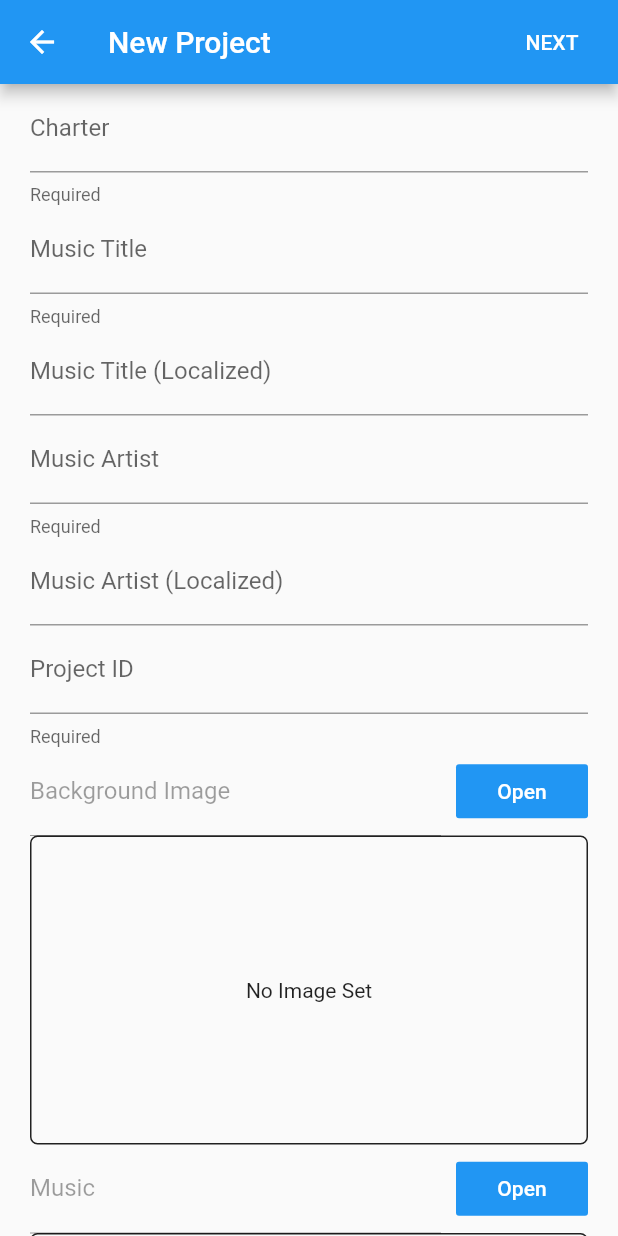
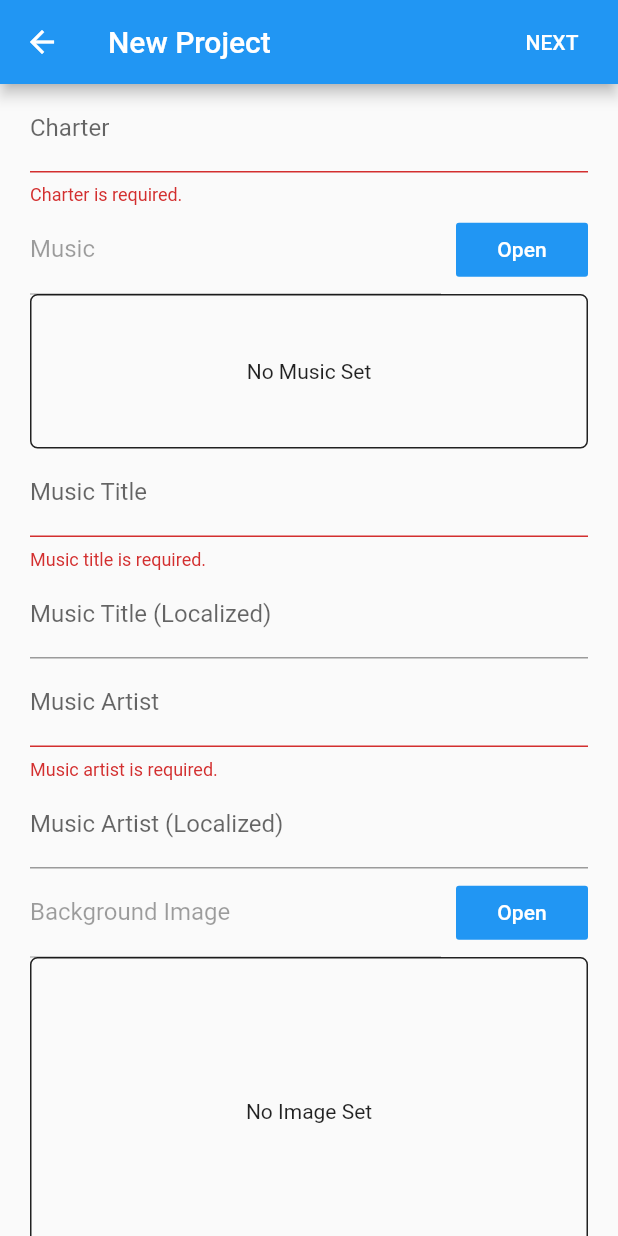
Before and after one commit to TigorLazuardi/cytogenesis, a Flutter app: the CreateNewProjectScreen screen opened by its route, after a tap on "NEXT", on a phone screen of 412 x 824 dp. Run offline on Flutter 3.47's test engine with Material 2 defaults, Android fonts, the phone set to English and light mode, and no system bars; our stand-ins replace community_material_icon, file_picker; missing offline and left inert: universal_html.

```diff
--- a/lib/screens/create_new.dart
+++ b/lib/screens/create_new.dart
@@ -24,44 +24,27 @@ class CreateNewProjectScreen extends StatefulWidget {
 
 class _CreateNewProjectScreenState extends State<CreateNewProjectScreen> {
   bool isModified = false;
+  String projectTitle = 'New Project';
   GlobalKey<FormState> formKey;
-  String projectTitle = 'New Project';
 
-  setModifiedtoTrue() {
-    isModified = true;
-  }
-
-  setModifiedtoFalse() {
-    isModified = false;
-  }
-
-  setGlobalKey(GlobalKey<FormState> key) {
-    formKey = key;
-  }
-
-  setProjectTitle(String title) {
-    setState(() {
-      if (title.isEmpty) {
-        projectTitle = 'New Project';
-      } else {
-        projectTitle = title;
-      }
-    });
-  }
+  setModifiedtoTrue() => isModified = true;
+  setProjectTitle(String title) => setState(() =>
+      title.isEmpty ? projectTitle = 'New Project' : projectTitle = title);
+  setFormKey(GlobalKey<FormState> key) => formKey = key;
 
   Future<bool> _onWillPop() async {
     if (isModified) {
       return (await showDialog(
             context: context,
-            builder: (BuildContext context) => new AlertDialog(
-              title: new Text('Are you sure?'),
-              content: new Text('Unsaved changes will be lost'),
+            builder: (BuildContext context) => AlertDialog(
+              title: Text('Are you sure?'),
+              content: Text('Unsaved changes will be lost'),
               actions: <Widget>[
-                new FlatButton(
+                FlatButton(
                   onPressed: () => Navigator.of(context).pop(false),
                   child: Text('Cancel'),
                 ),
-                new FlatButton(
+                FlatButton(
                   onPressed: () => Navigator.of(context).pop(true),
                   child: Text('Yes'),
                 ),
@@ -82,18 +65,18 @@ class _CreateNewProjectScreenState extends State<CreateNewProjectScreen> {
           title: Text(projectTitle, overflow: TextOverflow.ellipsis),
           actions: <Widget>[
             FlatButton(
-              child: Text(
-                'NEXT',
-                style: TextStyle(color: Colors.white),
-              ),
-              onPressed: () {},
+              child: Text('NEXT'),
+              onPressed: () {
+                if (formKey.currentState.validate()) {}
+              },
+              textColor: Colors.white,
             ),
           ],
         ),
         body: _ProjectForm(
-          setModifiedtoFalse: setModifiedtoFalse,
           setModifiedtoTrue: setModifiedtoTrue,
           setProjectTitle: setProjectTitle,
+          setFormKey: setFormKey,
         ),
       ),
     );
@@ -101,26 +84,30 @@ class _CreateNewProjectScreenState extends State<CreateNewProjectScreen> {
 }
 
 class _ProjectForm extends StatefulWidget {
-  final Function setModifiedtoFalse;
   final Function setModifiedtoTrue;
   final Function setProjectTitle;
-  _ProjectForm(
-      {this.setModifiedtoFalse, this.setModifiedtoTrue, this.setProjectTitle});
+  final Function(GlobalKey<FormState>) setFormKey;
+  _ProjectForm({
+    this.setModifiedtoTrue,
+    this.setProjectTitle,
+    this.setFormKey,
+  });
 
   @override
   _ProjectFormState createState() {
     return _ProjectFormState(
-        cbToFalse: setModifiedtoFalse,
       cbToTrue: setModifiedtoTrue,
-        setProjectTitle: setProjectTitle);
+      setProjectTitle: setProjectTitle,
+      setFormKey: setFormKey,
+    );
   }
 }
 
 class _ProjectFormState extends State<_ProjectForm> {
   bool isModified;
-  final Function cbToFalse;
   final Function cbToTrue;
   final Function(String) setProjectTitle;
+  final Function(GlobalKey<FormState>) setFormKey;
   final formKey = GlobalKey<FormState>();
   File _imageFile;
   String _backgroundImagePath = 'Background Image';
@@ -142,10 +129,14 @@ class _ProjectFormState extends State<_ProjectForm> {
     _projectID: TextEditingController(),
   };
 
-  _ProjectFormState({this.cbToFalse, this.cbToTrue, this.setProjectTitle});
+  _ProjectFormState({
+    this.cbToTrue,
+    this.setProjectTitle,
+    this.setFormKey,
+  });
 
   RegExp _projectIDRegexTest = new RegExp(
-    r"^[\w\.\_\-\~]]*$",
+    r"^[\w\.\-\_\~]*$",
     caseSensitive: false,
     multiLine: false,
   );
@@ -154,24 +145,6 @@ class _ProjectFormState extends State<_ProjectForm> {
     color: Colors.grey[400],
     fontSize: 13,
   );
-
-  TextFormField _buildTextFormField({
-    @required String labelText,
-    @required TextEditingController controller,
-    String helperText,
-    String hintText,
-    String Function(String) validator,
-  }) {
-    return TextFormField(
-      decoration: InputDecoration(
-        labelText: labelText,
-        helperText: helperText,
-        hintText: hintText,
-        hintStyle: _hintStyle,
-      ),
-      controller: controller,
-    );
-  }
 
   _setImage() async {
     var img = await FilePicker.getFile(
@@ -229,6 +202,7 @@ class _ProjectFormState extends State<_ProjectForm> {
   @override
   void initState() {
     super.initState();
+    setFormKey(formKey);
     for (final k in _controllers.keys) {
       _controllers[k].addListener(() {
         if (_controllers[k].text.isNotEmpty) {
@@ -251,111 +225,23 @@ class _ProjectFormState extends State<_ProjectForm> {
 
   @override
   Widget build(BuildContext context) {
-    return Form(
+    return SingleChildScrollView(
+      child: Form(
+        key: formKey,
         child: Padding(
           padding: EdgeInsets.only(left: 20, right: 20),
-        child: ListView(
+          child: Column(
             children: <Widget>[
-            _buildTextFormField(
+              TextFormField(
+                decoration: InputDecoration(
                   labelText: 'Charter',
-              helperText: 'Required',
-              hintText: 'Your Name',
+                  helperText: 'Required.',
+                  hintText: 'Your name',
+                  hintStyle: _hintStyle,
+                ),
                 controller: _controllers[_charter],
-              validator: (value) =>
-                  value.isEmpty ? "Charter name is required" : null,
-            ),
-            _buildTextFormField(
-              labelText: 'Music Title',
-              helperText: 'Required',
-              hintText: 'Title (Original Language)',
-              controller: _controllers[_musicTitle],
-              validator: (value) =>
-                  value.isEmpty ? "Music title is required" : null,
-            ),
-            _buildTextFormField(
-              labelText: 'Music Title (Localized)',
-              hintText: 'Title (English)',
-              controller: _controllers[_musicTitleLocal],
-            ),
-            _buildTextFormField(
-              labelText: 'Music Artist',
-              helperText: 'Required',
-              hintText: 'Artist (Original Language)',
-              controller: _controllers[_artist],
-              validator: (value) =>
-                  value.isEmpty ? "Music title is required" : null,
-            ),
-            _buildTextFormField(
-              labelText: 'Music Artist (Localized)',
-              hintText: 'Artist (English)',
-              controller: _controllers[_artistLocal],
-            ),
-            _buildTextFormField(
-              labelText: 'Project ID',
-              helperText: 'Required',
-              hintText: 'Naming convention: (charter).(music_title)',
-              controller: _controllers[_projectID],
-              validator: (value) {
-                if (value.isEmpty) {
-                  return 'Project ID is required';
-                }
-                if (!_projectIDRegexTest.hasMatch(value)) {
-                  return 'Project ID only supports Alphanumerics and "_" / "." / "-" / "~"';
-                }
-                return null;
-              },
-            ),
-            Row(
-              children: <Widget>[
-                Expanded(
-                  child: TextFormField(
-                    enabled: false,
-                    decoration: InputDecoration(
-                      labelText: _backgroundImagePath,
-                    ),
-                  ),
-                ),
-                Container(
-                  child: FlatButton(
-                    child: Text('Open', style: TextStyle(color: Colors.white)),
-                    onPressed: _setImage,
-                    color: Colors.blue,
-                  ),
-                  margin: EdgeInsets.only(left: 10),
-                ),
-              ],
-            ),
-            _imageFile == null
-                ? GestureDetector(
-                    child: Container(
-                      decoration: BoxDecoration(
-                        border: Border.all(
-                          color: Colors.black87,
-                          width: 1,
-                        ),
-                        borderRadius: BorderRadius.all(Radius.circular(5)),
-                      ),
-                      padding: EdgeInsets.all(4),
-                      child: Center(child: Text('No Image Set')),
-                      width: MediaQuery.of(context).size.width,
-                      height: MediaQuery.of(context).size.height / 4,
-                    ),
-                    onTap: _setImage,
-                  )
-                : Container(
-                    decoration: BoxDecoration(
-                      border: Border.all(
-                        color: Colors.black87,
-                        width: 1,
-                      ),
-                      borderRadius: BorderRadius.all(Radius.circular(5)),
-                    ),
-                    padding: EdgeInsets.all(4),
-                    child: Image.file(
-                      _imageFile,
-                      fit: BoxFit.contain,
-                    ),
-                    width: MediaQuery.of(context).size.width,
+                validator: (String value) =>
+                    value.isEmpty ? 'Charter is required.' : null,
               ),
               Row(
                 children: <Widget>[
@@ -369,7 +255,8 @@ class _ProjectFormState extends State<_ProjectForm> {
                   ),
                   Container(
                     child: FlatButton(
-                    child: Text('Open', style: TextStyle(color: Colors.white)),
+                      child:
+                          Text('Open', style: TextStyle(color: Colors.white)),
                       onPressed: _setMusic,
                       color: Colors.blue,
                     ),
@@ -410,10 +297,119 @@ class _ProjectFormState extends State<_ProjectForm> {
                       width: MediaQuery.of(context).size.width,
                       height: MediaQuery.of(context).size.height / 8,
                     ),
+              TextFormField(
+                decoration: InputDecoration(
+                  labelText: 'Music Title',
+                  helperText: 'Required.',
+                  hintText: 'Title (Original language)',
+                  hintStyle: _hintStyle,
+                ),
+                controller: _controllers[_musicTitle],
+                validator: (String value) =>
+                    value.isEmpty ? 'Music title is required.' : null,
+              ),
+              TextFormField(
+                decoration: InputDecoration(
+                  labelText: 'Music Title (Localized)',
+                  hintText: 'Title (english)',
+                  hintStyle: _hintStyle,
+                ),
+                controller: _controllers[_musicTitleLocal],
+              ),
+              TextFormField(
+                decoration: InputDecoration(
+                  labelText: 'Music Artist',
+                  helperText: 'Required.',
+                  hintText: 'Artist (Original Language)',
+                  hintStyle: _hintStyle,
+                ),
+                controller: _controllers[_artist],
+                validator: (value) =>
+                    value.isEmpty ? 'Music artist is required.' : null,
+              ),
+              TextFormField(
+                decoration: InputDecoration(
+                  labelText: 'Music Artist (Localized)',
+                  hintText: 'Artist (English)',
+                  hintStyle: _hintStyle,
+                ),
+                controller: _controllers[_artistLocal],
+              ),
+              Row(
+                children: <Widget>[
+                  Expanded(
+                    child: TextFormField(
+                      enabled: false,
+                      decoration: InputDecoration(
+                        labelText: _backgroundImagePath,
+                      ),
+                    ),
+                  ),
                   Container(
-              height: MediaQuery.of(context).size.height / 20,
+                    child: FlatButton(
+                      child:
+                          Text('Open', style: TextStyle(color: Colors.white)),
+                      onPressed: _setImage,
+                      color: Colors.blue,
+                    ),
+                    margin: EdgeInsets.only(left: 10),
                   ),
                 ],
+              ),
+              _imageFile == null
+                  ? GestureDetector(
+                      child: Container(
+                        decoration: BoxDecoration(
+                          border: Border.all(
+                            color: Colors.black87,
+                            width: 1,
+                          ),
+                          borderRadius: BorderRadius.all(Radius.circular(5)),
+                        ),
+                        padding: EdgeInsets.all(4),
+                        child: Center(child: Text('No Image Set')),
+                        width: MediaQuery.of(context).size.width,
+                        height: MediaQuery.of(context).size.height / 4,
+                      ),
+                      onTap: _setImage,
+                    )
+                  : Container(
+                      decoration: BoxDecoration(
+                        border: Border.all(
+                          color: Colors.black87,
+                          width: 1,
+                        ),
+                        borderRadius: BorderRadius.all(Radius.circular(5)),
+                      ),
+                      padding: EdgeInsets.all(4),
+                      child: Image.file(
+                        _imageFile,
+                        fit: BoxFit.contain,
+                      ),
+                      width: MediaQuery.of(context).size.width,
+                    ),
+              TextFormField(
+                decoration: InputDecoration(
+                  labelText: 'Project ID',
+                  helperText: 'Required.',
+                  hintText: 'Naming convention: (charter).(music_title)',
+                ),
+                controller: _controllers[_projectID],
+                validator: (value) {
+                  if (value.isEmpty) {
+                    return 'Project ID is required.';
+                  }
+                  if (!_projectIDRegexTest.hasMatch(value)) {
+                    return 'Project ID only supports Alphanumerics and "_" / "." / "-" / "~"';
+                  }
+                  return null;
+                },
+              ),
+              Container(
+                height: MediaQuery.of(context).size.height / 50,
+              ),
+            ],
+          ),
         ),
       ),
     );
```
Lines whose indentation alone changed are shown as unchanged.
